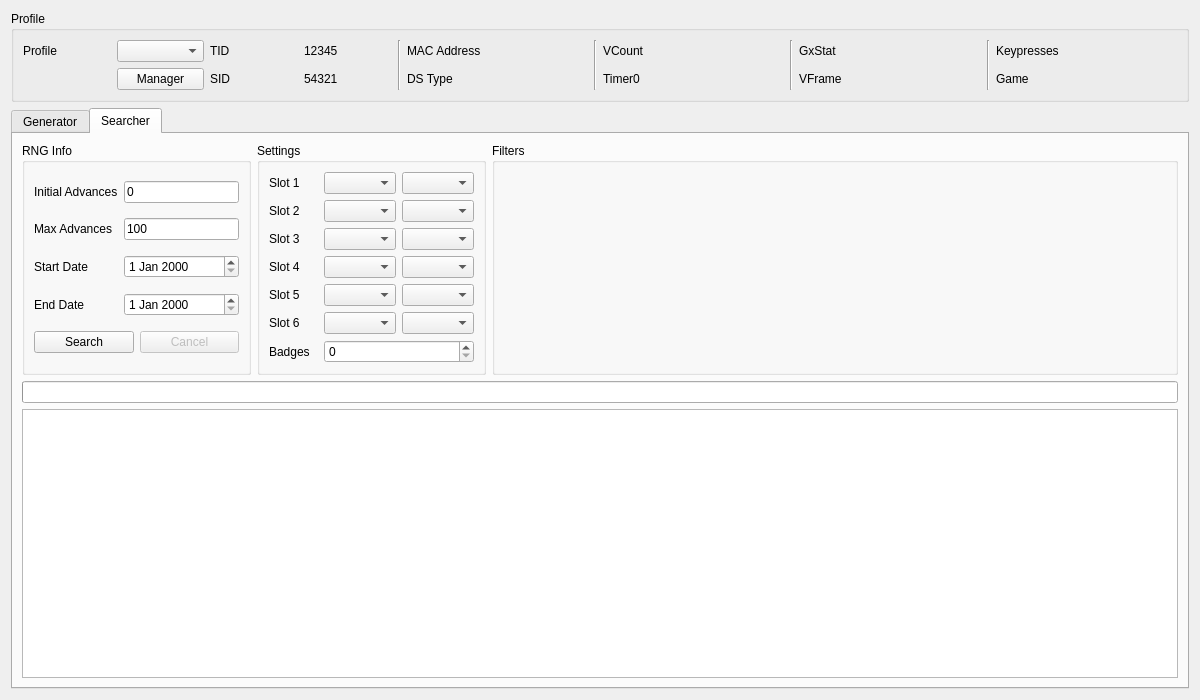
Admiral-Fish/PokeFinder, file Form/Gen5/Pickup.ui: the form before one commit.
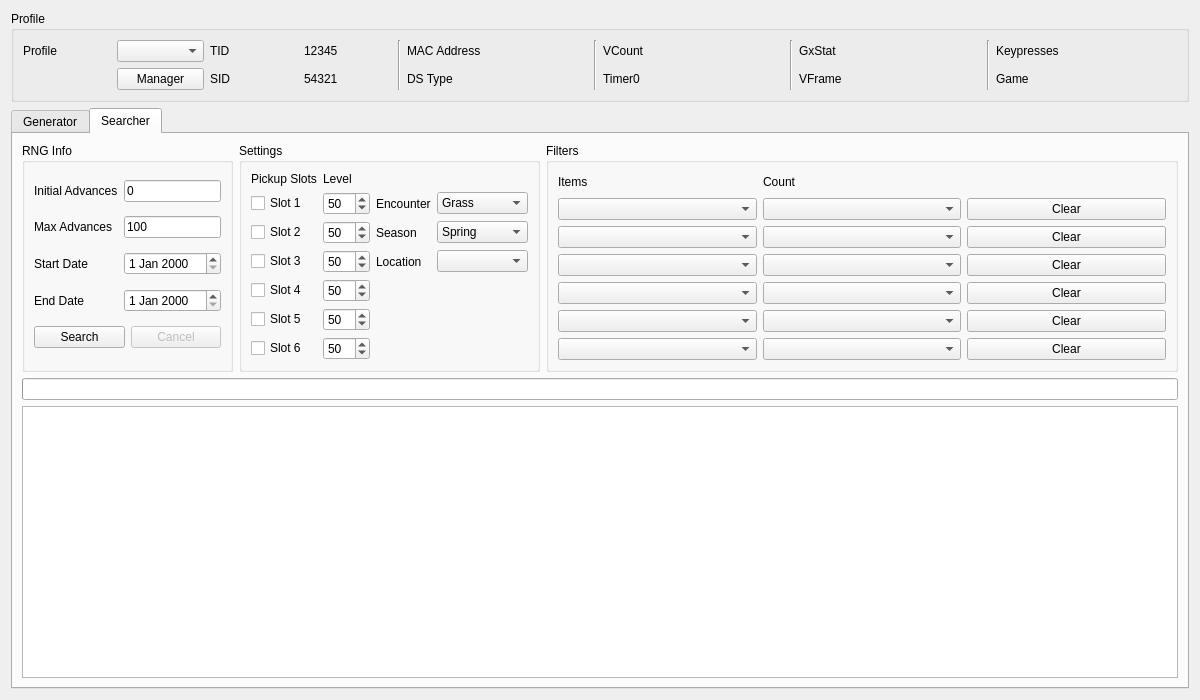
The form after the commit. The open tabs and pages were chosen to show the change. Custom widgets are drawn as their Qt base class.

The edit to the form file:
```diff
--- a/Form/Gen5/Pickup.ui
+++ b/Form/Gen5/Pickup.ui
@@ -477,95 +477,186 @@
           <item row="0" column="0">
            <widget class="QLabel" name="labelSearcherSlot1">
             <property name="text">
-             <string>Slot 1</string>
+             <string>Pickup Slots</string>
             </property>
            </widget>
           </item>
           <item row="0" column="1">
-           <widget class="ComboBox" name="comboBoxSearcherSpecie1"/>
-          </item>
-          <item row="0" column="2">
-           <widget class="ComboBox" name="comboBoxSearcherGender1"/>
+           <widget class="QLabel" name="labelSearcherLevel">
+            <property name="text">
+             <string>Level</string>
+            </property>
+           </widget>
           </item>
           <item row="1" column="0">
-           <widget class="QLabel" name="labelSearcherSlot2">
+           <widget class="QCheckBox" name="checkBoxSearcherSlot1">
             <property name="text">
-             <string>Slot 2</string>
+             <string>Slot 1</string>
             </property>
            </widget>
           </item>
           <item row="1" column="1">
-           <widget class="ComboBox" name="comboBoxSearcherSpecie2"/>
-          </item>
-          <item row="1" column="2">
-           <widget class="ComboBox" name="comboBoxSearcherGender2"/>
+           <widget class="QSpinBox" name="spinBoxSearcherLevel1">
+            <property name="maximum">
+             <number>100</number>
+            </property>
+            <property name="value">
+             <number>50</number>
+            </property>
+           </widget>
           </item>
           <item row="2" column="0">
-           <widget class="QLabel" name="labelSearcherSlot3">
+           <widget class="QCheckBox" name="checkBoxSearcherSlot2">
             <property name="text">
-             <string>Slot 3</string>
+             <string>Slot 2</string>
             </property>
            </widget>
           </item>
           <item row="2" column="1">
-           <widget class="ComboBox" name="comboBoxSearcherSpecie3"/>
-          </item>
-          <item row="2" column="2">
-           <widget class="ComboBox" name="comboBoxSearcherGender3"/>
+           <widget class="QSpinBox" name="spinBoxSearcherLevel2">
+            <property name="maximum">
+             <number>100</number>
+            </property>
+            <property name="value">
+             <number>50</number>
+            </property>
+           </widget>
           </item>
           <item row="3" column="0">
-           <widget class="QLabel" name="labelSearcherSlot4">
+           <widget class="QCheckBox" name="checkBoxSearcherSlot3">
             <property name="text">
-             <string>Slot 4</string>
+             <string>Slot 3</string>
             </property>
            </widget>
           </item>
           <item row="3" column="1">
-           <widget class="ComboBox" name="comboBoxSearcherSpecie4"/>
-          </item>
-          <item row="3" column="2">
-           <widget class="ComboBox" name="comboBoxSearcherGender4"/>
+           <widget class="QSpinBox" name="spinBoxSearcherLevel3">
+            <property name="maximum">
+             <number>100</number>
+            </property>
+            <property name="value">
+             <number>50</number>
+            </property>
+           </widget>
           </item>
           <item row="4" column="0">
-           <widget class="QLabel" name="labelSearcherSlot5">
+           <widget class="QCheckBox" name="checkBoxSearcherSlot4">
             <property name="text">
-             <string>Slot 5</string>
+             <string>Slot 4</string>
             </property>
            </widget>
           </item>
           <item row="4" column="1">
-           <widget class="ComboBox" name="comboBoxSearcherSpecie5"/>
-          </item>
-          <item row="4" column="2">
-           <widget class="ComboBox" name="comboBoxSearcherGender5"/>
+           <widget class="QSpinBox" name="spinBoxSearcherLevel4">
+            <property name="maximum">
+             <number>100</number>
+            </property>
+            <property name="value">
+             <number>50</number>
+            </property>
+           </widget>
           </item>
           <item row="5" column="0">
-           <widget class="QLabel" name="labelSearcherSlot6">
+           <widget class="QCheckBox" name="checkBoxSearcherSlot5">
             <property name="text">
-             <string>Slot 6</string>
+             <string>Slot 5</string>
             </property>
            </widget>
           </item>
           <item row="5" column="1">
-           <widget class="ComboBox" name="comboBoxSearcherSpecie6"/>
-          </item>
-          <item row="5" column="2">
-           <widget class="ComboBox" name="comboBoxSearcherGender6"/>
+           <widget class="QSpinBox" name="spinBoxSearcherLevel5">
+            <property name="maximum">
+             <number>100</number>
+            </property>
+            <property name="value">
+             <number>50</number>
+            </property>
+           </widget>
           </item>
           <item row="6" column="0">
-           <widget class="QLabel" name="labelSearcherBadges">
+           <widget class="QCheckBox" name="checkBoxSearcherSlot6">
             <property name="text">
-             <string>Badges</string>
+             <string>Slot 6</string>
             </property>
            </widget>
           </item>
-          <item row="6" column="1" colspan="2">
-           <widget class="QSpinBox" name="spinBoxSearcherBadges">
+          <item row="6" column="1">
+           <widget class="QSpinBox" name="spinBoxSearcherLevel6">
             <property name="maximum">
-             <number>8</number>
+             <number>100</number>
             </property>
+            <property name="value">
+             <number>50</number>
+            </property>
            </widget>
           </item>
+          <item row="1" column="2">
+           <widget class="QLabel" name="labelSearcherEncounter">
+            <property name="text">
+             <string>Encounter</string>
+            </property>
+           </widget>
+          </item>
+          <item row="1" column="3">
+           <widget class="ComboBox" name="comboBoxSearcherEncounter">
+            <item>
+             <property name="text">
+              <string>Grass</string>
+             </property>
+            </item>
+            <item>
+             <property name="text">
+              <string>Dark Grass</string>
+             </property>
+            </item>
+            <item>
+             <property name="text">
+              <string>Surfing</string>
+             </property>
+            </item>
+           </widget>
+          </item>
+          <item row="2" column="2">
+           <widget class="QLabel" name="labelSearcherSeason">
+            <property name="text">
+             <string>Season</string>
+            </property>
+           </widget>
+          </item>
+          <item row="2" column="3">
+           <widget class="ComboBox" name="comboBoxSearcherSeason">
+            <item>
+             <property name="text">
+              <string>Spring</string>
+             </property>
+            </item>
+            <item>
+             <property name="text">
+              <string>Summer</string>
+             </property>
+            </item>
+            <item>
+             <property name="text">
+              <string>Autumn</string>
+             </property>
+            </item>
+            <item>
+             <property name="text">
+              <string>Winter</string>
+             </property>
+            </item>
+           </widget>
+          </item>
+          <item row="3" column="2">
+           <widget class="QLabel" name="labelSearcherLocation">
+            <property name="text">
+             <string>Location</string>
+            </property>
+           </widget>
+          </item>
+          <item row="3" column="3">
+           <widget class="ComboBoxProxy" name="comboBoxSearcherLocation" />
+          </item>
          </layout>
         </widget>
        </item>
@@ -581,8 +672,97 @@
           <string>Filters</string>
          </property>
          <layout class="QGridLayout" name="gridLayout_24">
-          <item row="0" column="0" rowspan="2">
-           <widget class="Filter" name="filterSearcher" native="true"/>
+          <item row="0" column="0">
+           <widget class="QLabel" name="labelSearcherItems">
+            <property name="text">
+             <string>Items</string>
+            </property>
+           </widget>
+          </item>
+          <item row="0" column="1">
+           <widget class="QLabel" name="labelSearcherCount">
+            <property name="text">
+             <string>Count</string>
+            </property>
+           </widget>
+          </item>
+          <item row="1" column="0">
+           <widget class="ComboBox" name="comboBoxSearcherItem1" />
+          </item>
+          <item row="1" column="1">
+           <widget class="ComboBox" name="comboBoxSearcherItemCount1" />
+          </item>
+          <item row="1" column="2">
+           <widget class="QPushButton" name="pushButtonSearcherClearItem1">
+            <property name="text">
+             <string>Clear</string>
+            </property>
+           </widget>
+          </item>
+          <item row="2" column="0">
+           <widget class="ComboBox" name="comboBoxSearcherItem2" />
+          </item>
+          <item row="2" column="1">
+           <widget class="ComboBox" name="comboBoxSearcherItemCount2" />
+          </item>
+          <item row="2" column="2">
+           <widget class="QPushButton" name="pushButtonSearcherClearItem2">
+            <property name="text">
+             <string>Clear</string>
+            </property>
+           </widget>
+          </item>
+          <item row="3" column="0">
+           <widget class="ComboBox" name="comboBoxSearcherItem3" />
+          </item>
+          <item row="3" column="1">
+           <widget class="ComboBox" name="comboBoxSearcherItemCount3" />
+          </item>
+          <item row="3" column="2">
+           <widget class="QPushButton" name="pushButtonSearcherClearItem3">
+            <property name="text">
+             <string>Clear</string>
+            </property>
+           </widget>
+          </item>
+          <item row="4" column="0">
+           <widget class="ComboBox" name="comboBoxSearcherItem4" />
+          </item>
+          <item row="4" column="1">
+           <widget class="ComboBox" name="comboBoxSearcherItemCount4" />
+          </item>
+          <item row="4" column="2">
+           <widget class="QPushButton" name="pushButtonSearcherClearItem4">
+            <property name="text">
+             <string>Clear</string>
+            </property>
+           </widget>
+          </item>
+          <item row="5" column="0">
+           <widget class="ComboBox" name="comboBoxSearcherItem5" />
+          </item>
+          <item row="5" column="1">
+           <widget class="ComboBox" name="comboBoxSearcherItemCount5" />
+          </item>
+          <item row="5" column="2">
+           <widget class="QPushButton" name="pushButtonSearcherClearItem5">
+            <property name="text">
+             <string>Clear</string>
+            </property>
+           </widget>
+          </item>
+          <item row="6" column="0">
+           <widget class="ComboBox" name="comboBoxSearcherItem6" />
+          </item>
+          <item row="6" column="1">
+           <widget class="ComboBox" name="comboBoxSearcherItemCount6" />
+          </item>
+          <item row="6" column="2">
+           <widget class="QPushButton" name="pushButtonSearcherClearItem6">
+            <property name="text">
+             <string>Clear</string>
+            </property>
+           </widget>
           </item>
          </layout>
         </widget>
@@ -632,17 +812,14 @@
    <container>1</container>
   </customwidget>
   <customwidget>
-   <class>ComboBox</class>
-   <extends>QComboBox</extends>
-   <header>Form/Controls/ComboBox.hpp</header>
    <class>DateEdit</class>
    <extends>QDateEdit</extends>
    <header>Form/Controls/DateEdit.hpp</header>
   </customwidget>
   <customwidget>
-   <class>DateEdit</class>
-   <extends>QDateEdit</extends>
-   <header>Form/Controls/DateEdit.hpp</header>
+   <class>ComboBoxProxy</class>
+   <extends>QComboBox</extends>
+   <header>Form/Controls/ComboBoxProxy.hpp</header>
   </customwidget>
  </customwidgets>
  <tabstops>
```
Left out of the diff: 358 changed lines with no effect on the pictures.
